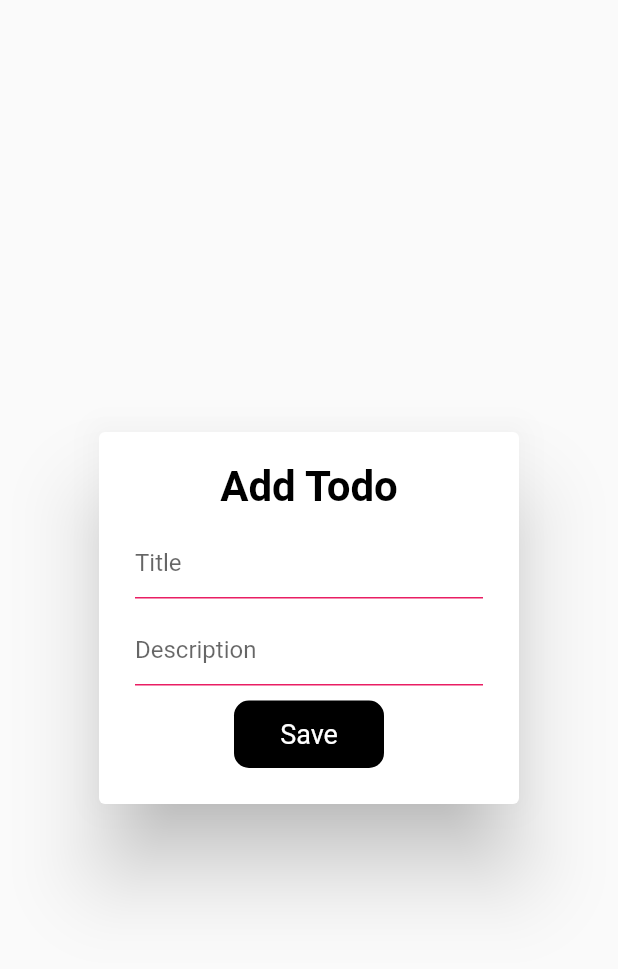
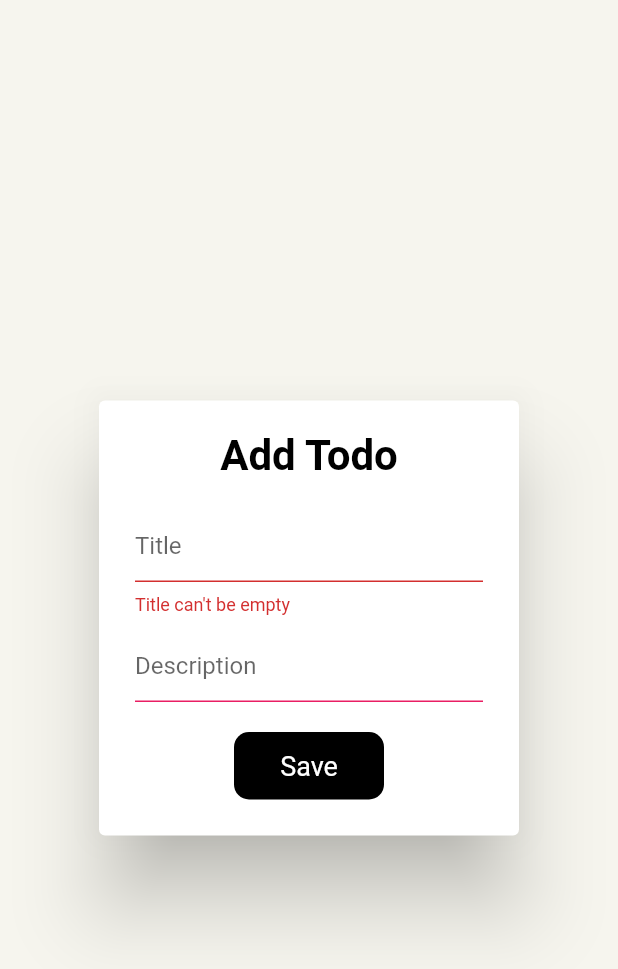
Before and after one commit to IshitaArora-246/Fitness-app, a Flutter app: the ShowTodoDialogBox widget shown alone on an empty page, opened directly, after a tap on "Save", on a phone screen of 412 x 824 dp. Shown: the top 969 px of the screen. Run offline on Flutter 3.47's test engine with Material 2 defaults, Android fonts, the phone set to English and light mode, and no system bars; our stand-ins replace flutter_slidable; network calls fail.

```diff
--- a/lib/main.dart
+++ b/lib/main.dart
@@ -22,7 +22,11 @@ class MyApp extends StatelessWidget {
         return TodosProvider();
       },
       child: MaterialApp(
-        title: 'Fitness App',
+        title: 'Todo App',
+        theme: ThemeData(
+          primarySwatch: Colors.pink,
+          scaffoldBackgroundColor: Color(0xFFf6f5ee),
+        ),
         debugShowCheckedModeBanner: false,
         home: HomePage(),
       ),
--- a/lib/models/todo_model.dart
+++ b/lib/models/todo_model.dart
@@ -1,4 +1,4 @@
-import 'package:flutter/material.dart';
+import 'package:flutter/cupertino.dart';
 
 class TodoField {
   static const createdTime = 'createdTime';
@@ -7,14 +7,15 @@ class TodoField {
 class Todo {
   DateTime createdTime;
   String title;
-  String desc;
   String id;
+  String description;
   bool isDone;
 
-  Todo(
-      {@required this.createdTime,
-      @required this.title,
-      this.desc,
-      this.id,
-      this.isDone});
+  Todo({
+    @required this.createdTime,
+    @required this.title,
+    this.description = '',
+    this.id,
+    this.isDone = false,
+  });
 }
--- a/lib/provider/todos.dart
+++ b/lib/provider/todos.dart
@@ -6,7 +6,7 @@ class TodosProvider extends ChangeNotifier {
     Todo(
       createdTime: DateTime.now(),
       title: 'Buy Food 😋',
-      desc: '''- Eggs
+      description: '''- Eggs
 - Milk
 - Bread
 - Water''',
@@ -14,7 +14,7 @@ class TodosProvider extends ChangeNotifier {
     Todo(
       createdTime: DateTime.now(),
       title: 'Plan family trip to Norway',
-      desc: '''- Rent some hotels
+      description: '''- Rent some hotels
 - Rent a car
 - Pack suitcase''',
     ),
@@ -29,4 +29,15 @@ class TodosProvider extends ChangeNotifier {
   ];
 
   List<Todo> get todos => _todos.where((todo) => todo.isDone == false).toList();
+
+  addTodo(Todo todo) {
+    _todos.add(todo);
+    notifyListeners();
+  }
+
+  deleteTodo(Todo todo) {
+    _todos.remove(todo);
+    notifyListeners();
+  }
+
 }
--- a/lib/widgets/show_dialog_box.dart
+++ b/lib/widgets/show_dialog_box.dart
@@ -1,5 +1,8 @@
+import 'package:fitness_app/models/todo_model.dart';
+import 'package:fitness_app/provider/todos.dart';
 import 'package:fitness_app/widgets/todo_form.dart';
 import 'package:flutter/material.dart';
+import 'package:provider/provider.dart';
 
 class ShowTodoDialogBox extends StatefulWidget {
   ShowTodoDialogBox({Key key}) : super(key: key);
@@ -9,22 +12,27 @@ class ShowTodoDialogBox extends StatefulWidget {
 }
 
 class _ShowTodoDialogBoxState extends State<ShowTodoDialogBox> {
+  final _formKey = GlobalKey<FormState>();
   String title = "";
   String desc = "";
   @override
   Widget build(BuildContext context) {
     return AlertDialog(
       backgroundColor: Colors.white,
-      content: Column(
+      content: Form(
+        key: _formKey,
+        child: Column(
           crossAxisAlignment: CrossAxisAlignment.center,
           mainAxisSize: MainAxisSize.min,
           children: [
             Text(
               "Add Todo",
               style: TextStyle(
-                fontWeight: FontWeight.bold, fontSize: 28, color: Colors.black),
+                  fontWeight: FontWeight.bold,
+                  fontSize: 28,
+                  color: Colors.black),
             ),
-          SizedBox(height: 10),
+            SizedBox(height: 20),
             TodoForm(
                 onChangedTitle: (title) => setState(() {
                       return this.title = title;
@@ -32,9 +40,30 @@ class _ShowTodoDialogBoxState extends State<ShowTodoDialogBox> {
                 onChangedDesc: (desc) => setState(() {
                       return this.desc = desc;
                     }),
-              onSaveTodo: () {})
+                onSaveTodo: addTodo)
           ],
+        ),
       ),
     );
   }
+
+  void addTodo() {
+    final isValid = _formKey.currentState.validate();
+
+    if (!isValid) {
+      return;
+    } else {
+      final todo = Todo(
+        id: DateTime.now().toString(),
+        title: title,
+        description: desc,
+        createdTime: DateTime.now(),
+      );
+
+      final provider = Provider.of<TodosProvider>(context, listen: false);
+      provider.addTodo(todo);
+
+      Navigator.of(context).pop();
     }
+  }
+}
--- a/lib/widgets/todo_form.dart
+++ b/lib/widgets/todo_form.dart
@@ -28,6 +28,8 @@ class TodoForm extends StatelessWidget {
             }
             return null;
           },
+          cursorHeight: 24,
+          cursorColor: Colors.pink,
           decoration: InputDecoration(
               hintText: "Title",
               enabledBorder: UnderlineInputBorder(
@@ -38,12 +40,8 @@ class TodoForm extends StatelessWidget {
         SizedBox(height: 10),
         TextFormField(
           initialValue: title,
-          validator: (value) {
-            if (value.isEmpty) {
-              return "Title can't be empty";
-            }
-            return null;
-          },
+          cursorHeight: 24,
+          cursorColor: Colors.pink,
           decoration: InputDecoration(
               hintText: "Description",
               enabledBorder: UnderlineInputBorder(
@@ -51,9 +49,9 @@ class TodoForm extends StatelessWidget {
               focusedBorder: UnderlineInputBorder(
                   borderSide: BorderSide(color: Colors.pink, width: 2))),
         ),
-        SizedBox(height: 10),
+        SizedBox(height: 20),
         InkWell(
-          onTap: () {},
+          onTap: onSaveTodo,
           child: Container(
             padding: EdgeInsets.symmetric(horizontal: 30),
             height: 45,
```
Also changed, not shown: lib/screens/homePage.dart (+29 -31 lines), lib/utils/utils .dart (added, +10 -0 lines), lib/widgets/todo_list.dart (+12 -6 lines), lib/widgets/todo_widget.dart (+13 -3 lines). Lines whose indentation alone changed are shown as unchanged.
